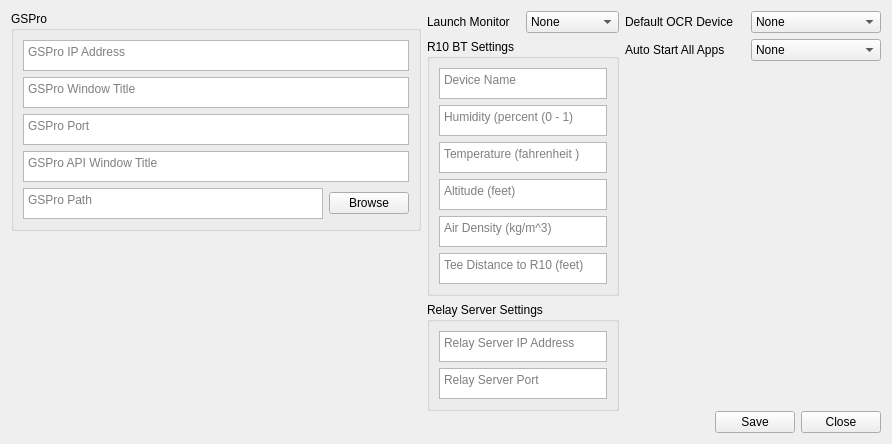
Before: the Qt Designer form src/SettingsForm.ui in springbok/MLM2PRO-GSPro-Connector, drawn with Qt 5.
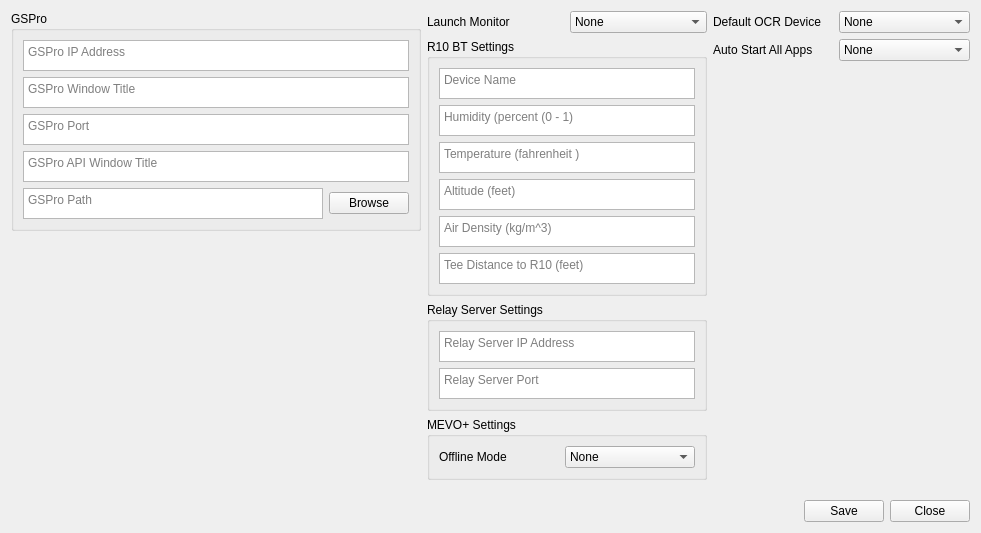
After: the same form once the commit is applied.

Commit message: Add offline mode for MEVO, changes to QTimer in scanner and RSSI scan

What changed in the file:
```diff
--- a/src/SettingsForm.ui
+++ b/src/SettingsForm.ui
@@ -9,14 +9,14 @@
    <rect>
     <x>0</x>
     <y>0</y>
-    <width>892</width>
-    <height>444</height>
+    <width>981</width>
+    <height>533</height>
    </rect>
   </property>
   <property name="windowTitle">
    <string>Settings</string>
   </property>
-  <layout class="QHBoxLayout" name="horizontalLayout_5">
+  <layout class="QVBoxLayout" name="verticalLayout_10">
    <item>
     <layout class="QHBoxLayout" name="horizontalLayout_6">
      <item>
@@ -510,6 +510,67 @@
          </layout>
         </widget>
        </item>
+       <item>
+        <widget class="QGroupBox" name="groupBox_2">
+         <property name="title">
+          <string>MEVO+ Settings</string>
+         </property>
+         <layout class="QVBoxLayout" name="verticalLayout_9">
+          <item>
+           <layout class="QHBoxLayout" name="horizontalLayout_12">
+            <item>
+             <widget class="QLabel" name="auto_start_all_label_2">
+              <property name="minimumSize">
+               <size>
+                <width>120</width>
+                <height>0</height>
+               </size>
+              </property>
+              <property name="maximumSize">
+               <size>
+                <width>120</width>
+                <height>16777215</height>
+               </size>
+              </property>
+              <property name="toolTip">
+               <string extracomment="GSPro Spin Axis Correction"/>
+              </property>
+              <property name="text">
+               <string>Offline Mode</string>
+              </property>
+             </widget>
+            </item>
+            <item>
+             <widget class="QComboBox" name="mevo_offline_mode_combo">
+              <property name="minimumSize">
+               <size>
+                <width>130</width>
+                <height>0</height>
+               </size>
+              </property>
+              <property name="toolTip">
+               <string extracomment="GSPro Spin Axis Correction"/>
+              </property>
+              <item>
+               <property name="text">
+                <string>None</string>
+               </property>
+              </item>
+              <item>
+               <property name="text">
+                <string>New Item</string>
+               </property>
+              </item>
+             </widget>
+            </item>
+           </layout>
+          </item>
+          <item>
+           <layout class="QHBoxLayout" name="horizontalLayout_5"/>
+          </item>
+         </layout>
+        </widget>
+       </item>
        <item>
         <spacer name="verticalSpacer_3">
          <property name="orientation">
```
The commit also changes 11 other files.
